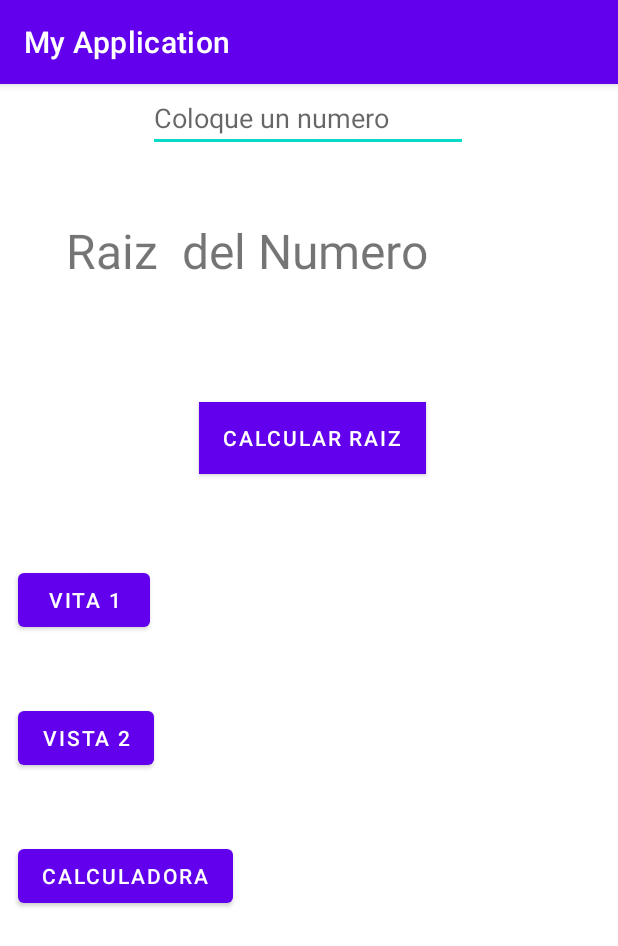
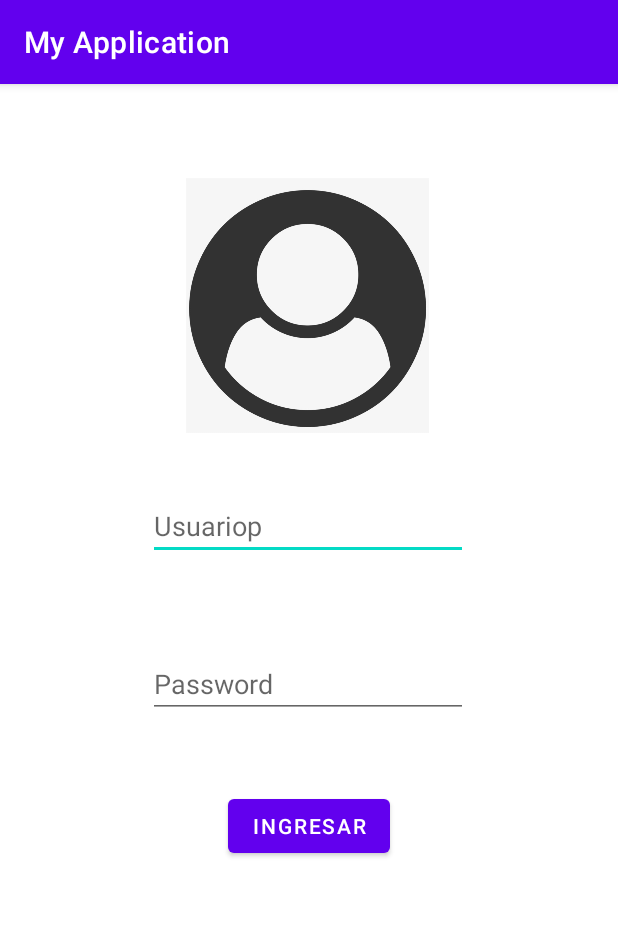
Before and after one commit to Alvaro3131/MyApplication43, an Android app: the screen it shows after launch (MainActivity before the commit, Login after it), on a phone screen of 412 x 824 dp. Shown: the top 946 px of the screen. Run offline under Robolectric (Android 15) with nearby library versions, the phone set to English and light mode, and no system bars.

Commit message:
first commit s

```diff
--- /dev/null
+++ b/app/src/main/java/com/example/myapplication/Login.java
@@ -0,0 +1,46 @@
+package com.example.myapplication;
+
+import androidx.appcompat.app.AppCompatActivity;
+
+import android.content.Intent;
+import android.os.Bundle;
+import android.view.View;
+import android.widget.Button;
+import android.widget.EditText;
+import android.widget.Toast;
+
+public class Login extends AppCompatActivity {
+private EditText use, pa;
+private Button ingresar;
+private final String user="admin@gmail.com";
+    private final String pass="1234";
+    @Override
+    protected void onCreate(Bundle savedInstanceState) {
+        super.onCreate(savedInstanceState);
+        setContentView(R.layout.activity_login);
+        use=findViewById(R.id.editTextTextPersonName);
+        pa=findViewById(R.id.password);
+        ingresar= findViewById(R.id.btningresar);
+
+    }
+    public void login(View view){
+
+        String username = use.getText().toString().trim();
+        String password = pa.getText().toString().trim();
+        //Toast.makeText(getApplicationContext(),"Error:"+username+" / "+password,Toast.LENGTH_LONG).show();
+
+        if(username.equals("") || password.equals("")){
+            Toast.makeText(getApplicationContext(),"Ingresar Datos:",Toast.LENGTH_LONG).show();
+        }else{
+            if(username.equals(user) && password.equals(pass)){
+                Toast.makeText(getApplicationContext(),"Bienvenido",Toast.LENGTH_LONG).show();
+                Intent intent = new Intent(getApplicationContext(),MainActivity.class);
+                intent.putExtra("pupil", user);
+                startActivity(intent);
+            }else{
+                Toast.makeText(getApplicationContext(),"Datos Incorrectos",Toast.LENGTH_LONG).show();
+            }
+
+        }
+    }
+}
--- a/app/src/main/java/com/example/myapplication/MainActivity2.java
+++ b/app/src/main/java/com/example/myapplication/MainActivity2.java
@@ -46,4 +46,9 @@ private TextView result;
 
 
     }
+    public void principal(View view){
+        Intent intent1= new Intent(this,MainActivity.class);
+        startActivity(intent1);
+
+    }
 }
--- a/app/src/main/java/com/example/myapplication/MainActivity3.java
+++ b/app/src/main/java/com/example/myapplication/MainActivity3.java
@@ -51,4 +51,10 @@ ArrayList<Double> numeros = new ArrayList<Double>();
           numeros.clear();
       }
     }
+    public void principal(View view){
+        Intent intent1= new Intent(this,MainActivity.class);
+        startActivity(intent1);
+
+
+    }
 }
--- /dev/null
+++ b/app/src/main/res/layout/activity_login.xml
@@ -0,0 +1,58 @@
+<?xml version="1.0" encoding="utf-8"?>
+<androidx.constraintlayout.widget.ConstraintLayout xmlns:android="http://schemas.android.com/apk/res/android"
+    xmlns:app="http://schemas.android.com/apk/res-auto"
+    xmlns:tools="http://schemas.android.com/tools"
+    android:id="@+id/username"
+    android:layout_width="match_parent"
+    android:layout_height="match_parent"
+    tools:context=".Login">
+
+    <EditText
+        android:id="@+id/editTextTextPersonName"
+        android:layout_width="wrap_content"
+        android:layout_height="wrap_content"
+        android:layout_marginTop="272dp"
+        android:ems="10"
+        android:hint="Usuariop"
+        android:inputType="textPersonName"
+        app:layout_constraintEnd_toEndOf="parent"
+        app:layout_constraintHorizontal_bias="0.497"
+        app:layout_constraintStart_toStartOf="parent"
+        app:layout_constraintTop_toTopOf="parent" />
+
+    <EditText
+        android:id="@+id/password"
+        android:layout_width="wrap_content"
+        android:layout_height="wrap_content"
+        android:layout_marginTop="60dp"
+        android:ems="10"
+        android:hint="Password"
+        android:inputType="textPassword"
+        app:layout_constraintEnd_toEndOf="parent"
+        app:layout_constraintHorizontal_bias="0.497"
+        app:layout_constraintStart_toStartOf="parent"
+        app:layout_constraintTop_toBottomOf="@+id/editTextTextPersonName" />
+
+    <Button
+        android:id="@+id/btningresar"
+        android:layout_width="wrap_content"
+        android:layout_height="wrap_content"
+        android:layout_marginTop="48dp"
+        android:onClick="login"
+        android:text="Ingresar"
+        app:layout_constraintEnd_toEndOf="parent"
+        app:layout_constraintStart_toStartOf="parent"
+        app:layout_constraintTop_toBottomOf="@+id/password" />
+
+    <ImageView
+        android:id="@+id/imageView"
+        android:layout_width="162dp"
+        android:layout_height="247dp"
+        android:layout_marginTop="24dp"
+        app:layout_constraintEnd_toEndOf="parent"
+        app:layout_constraintHorizontal_bias="0.497"
+        app:layout_constraintStart_toStartOf="parent"
+        app:layout_constraintTop_toTopOf="parent"
+        app:srcCompat="@drawable/_28_1280406_view_user_icon_png_u"
+        tools:srcCompat="@drawable/_28_1280406_view_user_icon_png_u" />
+</androidx.constraintlayout.widget.ConstraintLayout>
--- a/app/src/main/res/layout/activity_main.xml
+++ b/app/src/main/res/layout/activity_main.xml
@@ -9,81 +9,75 @@
     android:backgroundTint="#FFFFFF"
     tools:context=".MainActivity">
 
+
     <Button
         android:id="@+id/btnButton"
-        android:layout_width="wrap_content"
-        android:layout_height="wrap_content"
-        android:layout_marginEnd="128dp"
+        android:layout_width="146dp"
+        android:layout_height="124dp"
+        android:layout_marginStart="32dp"
+        android:layout_marginTop="16dp"
         android:background="#2196F3"
+
         android:backgroundTint="#3F51B5"
-        android:text="Calcular Raiz"
-
-        app:layout_constraintBottom_toBottomOf="parent"
-        app:layout_constraintEnd_toEndOf="parent"
-        app:layout_constraintTop_toBottomOf="@+id/NombreUsuario"
-        app:layout_constraintVertical_bias="0.247" />
-
-    <EditText
-        android:id="@+id/NombreUsuario"
-        android:layout_width="wrap_content"
-        android:layout_height="wrap_content"
-        android:autofillHints=""
-        android:ems="10"
-        android:inputType="textPersonName"
-
-        android:hint="Coloque un numero"
-        app:layout_constraintEnd_toEndOf="parent"
-        app:layout_constraintHorizontal_bias="0.497"
+        android:onClick="mraiz"
+        android:text="Raiz de Un numero"
         app:layout_constraintStart_toStartOf="parent"
-        tools:ignore="MissingConstraints,TouchTargetSizeCheck"
-        tools:layout_editor_absoluteY="40dp" />
-
-    <TextView
-        android:id="@+id/Raiz"
-        android:layout_width="324dp"
-        android:layout_height="85dp"
-        android:layout_marginStart="44dp"
-        android:layout_marginTop="44dp"
-        android:text="Raiz  del Numero"
-        android:textSize="32sp"
-        app:layout_constraintStart_toStartOf="parent"
-        app:layout_constraintTop_toBottomOf="@+id/NombreUsuario"
-        tools:ignore="MissingConstraints" />
+        app:layout_constraintTop_toBottomOf="@+id/textView7" />
 
     <Button
         android:id="@+id/btnvista1"
-        android:layout_width="wrap_content"
-        android:layout_height="wrap_content"
-        android:layout_marginTop="60dp"
+        android:layout_width="155dp"
+        android:layout_height="139dp"
+        android:layout_marginStart="40dp"
+        android:layout_marginTop="8dp"
         android:onClick="mostrar1"
-        android:text="Vita 1"
-        app:layout_constraintEnd_toEndOf="parent"
-        app:layout_constraintHorizontal_bias="0.037"
+        android:text="Comparacion de Numeros"
+        app:layout_constraintStart_toEndOf="@+id/btnButton"
+        app:layout_constraintTop_toBottomOf="@+id/textView7" />
+
+    <Button
+        android:id="@+id/btnvista2"
+        android:layout_width="145dp"
+        android:layout_height="125dp"
+        android:layout_marginStart="32dp"
+        android:layout_marginTop="24dp"
+        android:onClick="mostrar2"
+        android:text="Promedio de 10 numeros"
         app:layout_constraintStart_toStartOf="parent"
         app:layout_constraintTop_toBottomOf="@+id/btnButton" />
 
     <Button
-        android:id="@+id/btnvista2"
+        android:id="@+id/btnvista3"
+        android:layout_width="157dp"
+        android:layout_height="127dp"
+        android:layout_marginStart="40dp"
+        android:layout_marginTop="16dp"
+        android:onClick="mostrar3"
+        android:text="Calculadora"
+        app:layout_constraintStart_toEndOf="@+id/btnvista2"
+        app:layout_constraintTop_toBottomOf="@+id/btnvista1" />
+
+    <TextView
+        android:id="@+id/textView6"
+        android:layout_width="304dp"
+        android:layout_height="75dp"
+        android:layout_marginStart="16dp"
+        android:layout_marginTop="16dp"
+        android:text="Bienvenido Usuario:"
+        android:textSize="34sp"
+        app:layout_constraintStart_toStartOf="parent"
+        app:layout_constraintTop_toTopOf="parent" />
+
+    <TextView
+        android:id="@+id/textView7"
         android:layout_width="wrap_content"
         android:layout_height="wrap_content"
         android:layout_marginTop="44dp"
-        android:onClick="mostrar2"
-        android:text="Vista 2"
+        android:text="Selecciona una funcionalidad"
+        android:textSize="16sp"
         app:layout_constraintEnd_toEndOf="parent"
-        app:layout_constraintHorizontal_bias="0.037"
         app:layout_constraintStart_toStartOf="parent"
-        app:layout_constraintTop_toBottomOf="@+id/btnvista1" />
-
-    <Button
-        android:id="@+id/btnvista3"
-        android:layout_width="wrap_content"
-        android:layout_height="wrap_content"
-        android:layout_marginStart="12dp"
-        android:layout_marginTop="44dp"
-        android:text="Calculadora"
-        android:onClick="mostrar3"
-        app:layout_constraintStart_toStartOf="parent"
-        app:layout_constraintTop_toBottomOf="@+id/btnvista2" />
+        app:layout_constraintTop_toBottomOf="@+id/textView6" />
 
 
 </androidx.constraintlayout.widget.ConstraintLayout>
```
Also changed, not shown: app/src/main/AndroidManifest.xml (+7 -1 lines), app/src/main/java/com/example/myapplication/MainActivity.java (+10 -10 lines), app/src/main/java/com/example/myapplication/MainActivity4.java (+7 -0 lines), app/src/main/java/com/example/myapplication/Raiz.java (added, +38 -0 lines), app/src/main/res/layout/activity_main2.xml (+22 -5 lines), app/src/main/res/layout/activity_main3.xml (+13 -1 lines), app/src/main/res/layout/activity_main4.xml (+13 -0 lines), app/src/main/res/layout/activity_raiz.xml (added, +58 -0 lines), app/src/main/res/drawable/_200px_user_icon_cp_svg.jpg (added), app/src/main/res/drawable/_28_1280406_view_user_icon_png_u.jpg (added).
